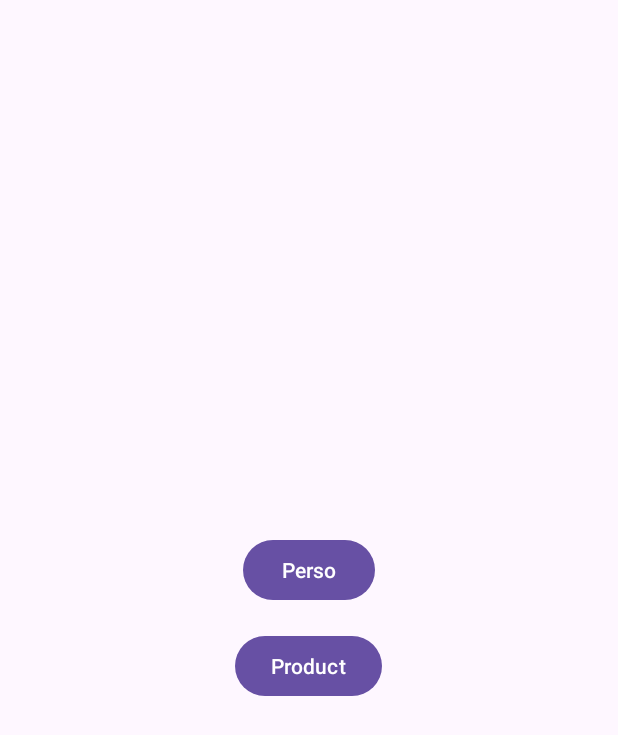
After one commit to TomWilkRavoux/AppSupermarket, an Android app built with Jetpack Compose: the layout activity_choice.xml on its own in the app's theme, with its tools: preview values and no code run, on a phone screen of 412 x 824 dp. The commit adds this screen. Shown: the top 735 px of the screen. Run offline under Robolectric (Android 15) with nearby library versions, the phone set to English and light mode, and no system bars.

Commit message:
Ajout ecran choix entre splash et MainActivity

```diff
--- a/app/src/main/java/com/example/testv/MainActivity.kt
+++ b/app/src/main/java/com/example/testv/MainActivity.kt
@@ -19,8 +19,10 @@ class MainActivity : AppCompatActivity() {
 
     override fun onCreate(savedInstanceState: Bundle?) {
         super.onCreate(savedInstanceState)
+        Log.d("TEST", "MainActivity démarre")
         setContentView(R.layout.activity_main)
 
+        Log.d("TEST", "Avant findViewById")
         recyclerView = findViewById(R.id.recyclerViewCategories)
         adapter = CategoryAdapter(categories)
         recyclerView.layoutManager = LinearLayoutManager(this)
--- a/app/src/main/java/com/example/testv/SplashActivity.kt
+++ b/app/src/main/java/com/example/testv/SplashActivity.kt
@@ -6,7 +6,6 @@ import android.os.Handler
 import android.os.Looper
 import android.widget.Toast
 import androidx.appcompat.app.AppCompatActivity
-import com.example.testv.MainActivity
 import com.example.testv.R
 
 class SplashActivity : AppCompatActivity() {
@@ -17,7 +16,7 @@ class SplashActivity : AppCompatActivity() {
         Toast.makeText(this, "Splash lancé", Toast.LENGTH_SHORT).show()
 
         Handler(Looper.getMainLooper()).postDelayed({
-            startActivity(Intent(this, MainActivity::class.java))
+            startActivity(Intent(this, ChoiceActivity::class.java))
             finish()
         }, 2000)
     }
--- /dev/null
+++ b/app/src/main/res/layout/activity_choice.xml
@@ -0,0 +1,21 @@
+<?xml version="1.0" encoding="utf-8"?>
+<LinearLayout xmlns:android="http://schemas.android.com/apk/res/android"
+    android:layout_width="match_parent"
+    android:layout_height="match_parent"
+    android:orientation="vertical"
+    android:gravity="center"
+    android:padding="24dp">
+
+    <Button
+        android:id="@+id/btnPerso"
+        android:layout_width="wrap_content"
+        android:layout_height="wrap_content"
+        android:text="Perso"
+        android:layout_marginBottom="16dp" />
+
+    <Button
+        android:id="@+id/btnProduct"
+        android:layout_width="wrap_content"
+        android:layout_height="wrap_content"
+        android:text="Product" />
+</LinearLayout>
--- a/app/src/main/res/values/strings.xml
+++ b/app/src/main/res/values/strings.xml
@@ -3,4 +3,6 @@
     <string name="title_activity_splash">SplashActivity</string>
     <string name="title_activity_categorie">Categorie</string>
     <string name="title_activity_category_adapter">CategoryAdapter</string>
+    <string name="title_activity_choose">ChooseActivity</string>
+    <string name="title_activity_perso">PersoActivity</string>
 </resources>
```
Also changed, not shown: app/src/main/AndroidManifest.xml (+12 -0 lines), app/src/main/java/com/example/testv/ChoiseActivity.kt (added, +24 -0 lines), app/src/main/java/com/example/testv/PersoActivity.kt (added, +11 -0 lines), app/src/main/java/com/example/testv/adapter/CategoryAdapter.kt (+0 -22 lines), app/src/main/res/layout/activity_perso.xml (added, +13 -0 lines).
